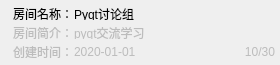
The window that TestProject/ui/room_item.ui (ChinSing00/ChatChat) describes before a commit, drawn with Qt 5.
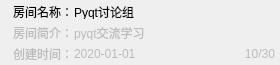
The same window after the commit.

```diff
--- a/TestProject/ui/room_item.ui
+++ b/TestProject/ui/room_item.ui
@@ -27,19 +27,19 @@
   </property>
   <layout class="QHBoxLayout" name="itemLayout">
    <property name="spacing">
-    <number>5</number>
+    <number>0</number>
    </property>
    <property name="leftMargin">
     <number>10</number>
    </property>
    <property name="topMargin">
-    <number>5</number>
+    <number>2</number>
    </property>
    <property name="rightMargin">
     <number>5</number>
    </property>
    <property name="bottomMargin">
-    <number>5</number>
+    <number>2</number>
    </property>
    <item>
     <widget class="QWidget" name="infoWidget" native="true">
```
